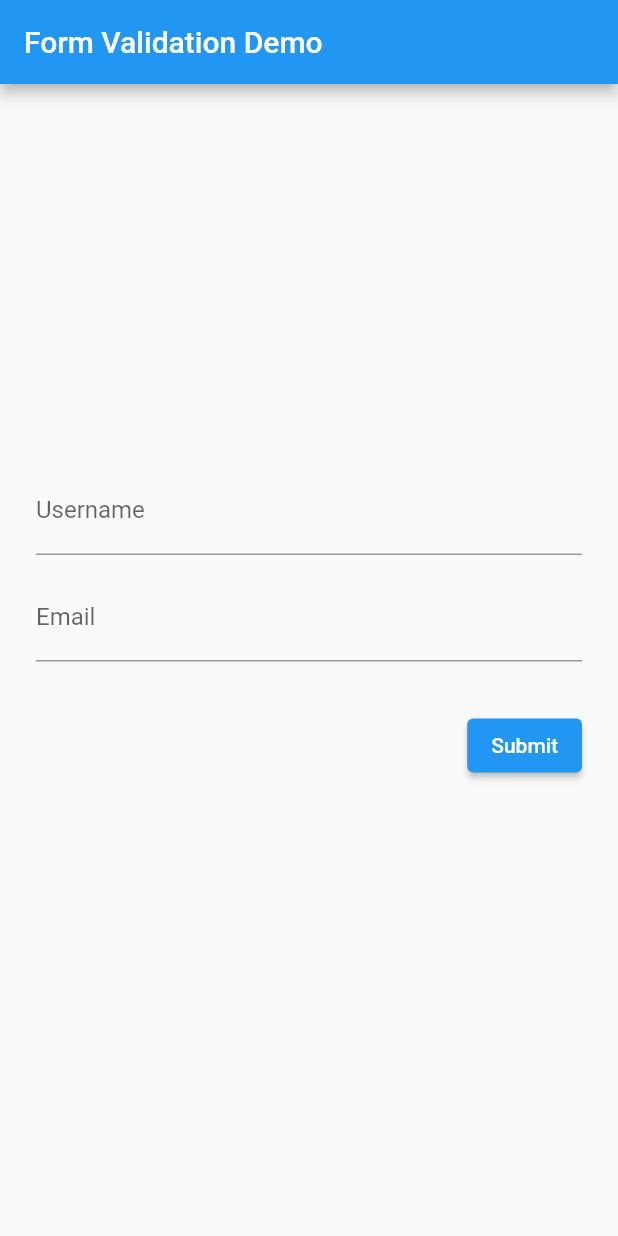
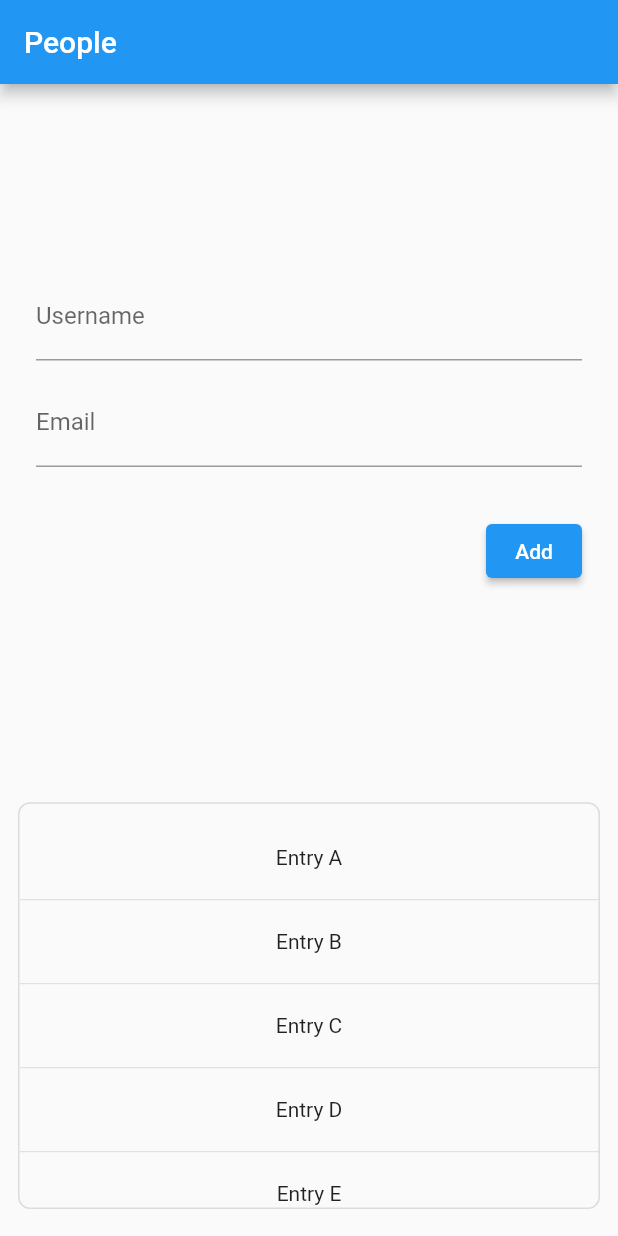
Before and after one commit to nekonenene/back4app_test_flutter, a Flutter app: the screen it shows after launch, on a phone screen of 412 x 824 dp. Run offline on Flutter 3.47's test engine with Material 2 defaults, Android fonts, the phone set to English and light mode, and no system bars; our stand-ins replace email_validator, flutter_dotenv, logger, parse_server_sdk_flutter; statements that could not run were skipped.

```diff
--- a/lib/main.dart
+++ b/lib/main.dart
@@ -28,7 +28,7 @@ class MyApp extends StatelessWidget {
 
   @override
   Widget build(BuildContext context) {
-    const appTitle = 'Form Validation Demo';
+    const appTitle = 'People';
 
     return MaterialApp(
       title: appTitle,
@@ -36,7 +36,20 @@ class MyApp extends StatelessWidget {
         appBar: AppBar(
           title: const Text(appTitle),
         ),
-        body: const MyCustomForm(),
+        body: Column(
+          mainAxisSize: MainAxisSize.max,
+          crossAxisAlignment: CrossAxisAlignment.stretch,
+          children: const [
+            Expanded(
+              flex: 3,
+              child: MyCustomForm(),
+            ),
+            Expanded(
+              flex: 2,
+              child: PeopleList(),
+            ),
+          ],
+        ),
       ),
     );
   }
@@ -130,11 +143,8 @@ class MyCustomFormState extends State<MyCustomForm> {
                             );
                           }
                         },
-                        child: const Text('Submit'),
+                        child: const Text('Add'),
                       ),
-                    ),
-                    const Padding(
-                      padding: EdgeInsets.symmetric(vertical: 24),
                     ),
                   ],
                 ),
@@ -145,3 +155,47 @@ class MyCustomFormState extends State<MyCustomForm> {
       );
   }
 }
+
+// Create a Form widget.
+class PeopleList extends StatefulWidget {
+  const PeopleList({super.key});
+
+  @override
+  PeopleListState createState() {
+    return PeopleListState();
+  }
+}
+
+// Create a corresponding State class.
+// This class holds data related to the form.
+class PeopleListState extends State<PeopleList> {
+  final List<String> entries = <String>['A', 'B', 'C', 'D', 'E', 'F', 'G', 'H', 'I'];
+
+  @override
+  Widget build(BuildContext context) {
+    // Build a Form widget using the _formKey created above.
+    return
+      Container(
+        margin: const EdgeInsets.symmetric(horizontal: 12, vertical: 18),
+        decoration: BoxDecoration(
+          border: Border.all(color: Colors.black12),
+          borderRadius: BorderRadius.circular(8),
+        ),
+        child: Scrollbar(
+          child: ListView.separated(
+            shrinkWrap: true,
+            // physics: const NeverScrollableScrollPhysics(),
+            padding: const EdgeInsets.symmetric(horizontal: 0, vertical: 16),
+            itemCount: entries.length,
+            itemBuilder: (BuildContext context, int index) {
+              return SizedBox(
+                height: 40,
+                child: Center(child: Text('Entry ${entries[index]}')),
+              );
+            },
+            separatorBuilder: (BuildContext context, int index) => const Divider(),
+          ),
+        ),
+      );
+  }
+}
```
